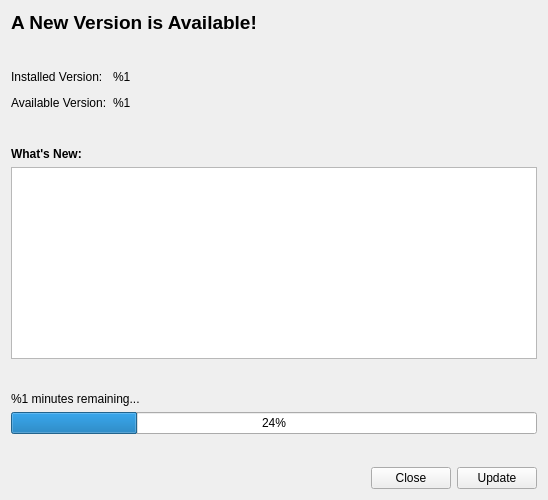
Qt form src/updaterwindow.ui (nuttyartist/notes) before a commit.
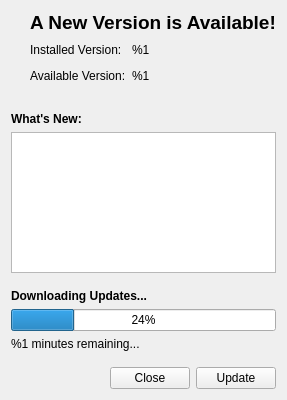
The same form after that commit. Icons and pictures are not drawn.

Diff of the .ui file:
```diff
--- a/src/updaterwindow.ui
+++ b/src/updaterwindow.ui
@@ -6,8 +6,8 @@
    <rect>
     <x>0</x>
     <y>0</y>
-    <width>548</width>
-    <height>500</height>
+    <width>272</width>
+    <height>400</height>
    </rect>
   </property>
   <property name="windowTitle">
@@ -15,6 +15,49 @@
   </property>
   <layout class="QVBoxLayout" name="verticalLayout">
    <item>
+    <widget class="QWidget" name="headerWidget" native="true">
+     <layout class="QHBoxLayout" name="horizontalLayout_2">
+      <property name="spacing">
+       <number>12</number>
+      </property>
+      <property name="leftMargin">
+       <number>0</number>
+      </property>
+      <property name="topMargin">
+       <number>0</number>
+      </property>
+      <property name="rightMargin">
+       <number>0</number>
+      </property>
+      <property name="bottomMargin">
+       <number>0</number>
+      </property>
+      <item>
+       <widget class="QLabel" name="icon">
+        <property name="text">
+         <string/>
+        </property>
+        <property name="pixmap">
+         <pixmap resource="images.qrc">:/images/notes_icon.png</pixmap>
+        </property>
+       </widget>
+      </item>
+      <item>
+       <widget class="QWidget" name="titleWidget" native="true">
+        <layout class="QVBoxLayout" name="verticalLayout_4">
+         <property name="leftMargin">
+          <number>0</number>
+         </property>
+         <property name="topMargin">
+          <number>0</number>
+         </property>
+         <property name="rightMargin">
+          <number>0</number>
+         </property>
+         <property name="bottomMargin">
+          <number>0</number>
+         </property>
+         <item>
     <widget class="QLabel" name="title">
      <property name="font">
       <font>
@@ -28,22 +71,6 @@
      </property>
     </widget>
    </item>
-   <item>
-    <spacer name="verticalSpacer_4">
-     <property name="orientation">
-      <enum>Qt::Vertical</enum>
-     </property>
-     <property name="sizeType">
-      <enum>QSizePolicy::MinimumExpanding</enum>
-     </property>
-     <property name="sizeHint" stdset="0">
-      <size>
-       <width>20</width>
-       <height>10</height>
-      </size>
-     </property>
-    </spacer>
-   </item>
    <item>
     <widget class="QWidget" name="versionsWidget" native="true">
      <layout class="QGridLayout" name="gridLayout">
@@ -116,6 +143,12 @@
      </layout>
     </widget>
    </item>
+        </layout>
+       </widget>
+      </item>
+     </layout>
+    </widget>
+   </item>
    <item>
     <spacer name="verticalSpacer_2">
      <property name="orientation">
@@ -198,9 +231,15 @@
        <number>0</number>
       </property>
       <item>
-       <widget class="QLabel" name="label">
+       <widget class="QLabel" name="downloadLabel">
+        <property name="font">
+         <font>
+          <weight>75</weight>
+          <bold>true</bold>
+         </font>
+        </property>
         <property name="text">
-         <string>%1 minutes remaining...</string>
+         <string>Downloading Updates...</string>
         </property>
        </widget>
       </item>
@@ -211,6 +250,13 @@
         </property>
        </widget>
       </item>
+      <item>
+       <widget class="QLabel" name="timeLabel">
+        <property name="text">
+         <string>%1 minutes remaining...</string>
+        </property>
+       </widget>
+      </item>
      </layout>
     </widget>
    </item>
```
Left out of the diff: 4 changed lines with no effect on the pictures. Lines whose indentation alone changed are shown as unchanged.
